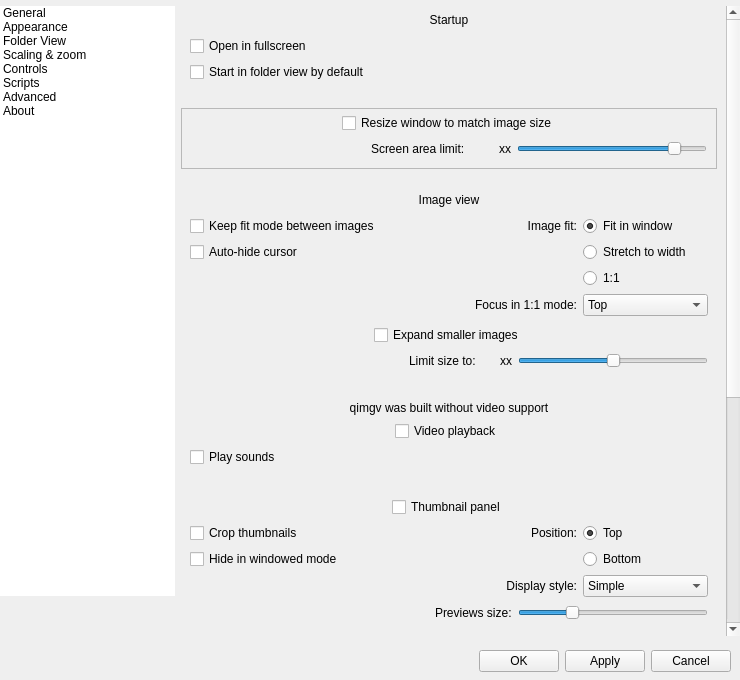
First picture: the form in qimgv/gui/dialogs/settingsdialog.ui, repository do-i/thumbgrid, before the edit.
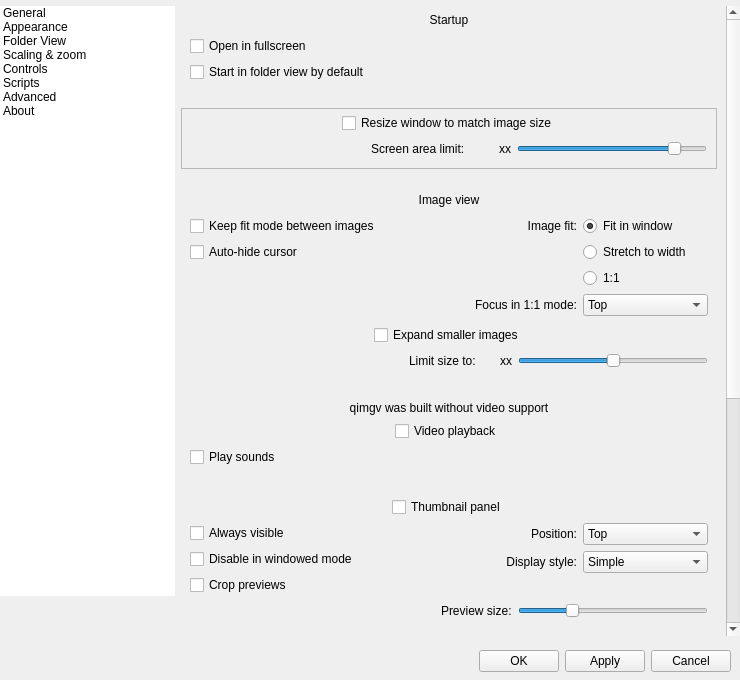
Second picture: the form after the edit. Custom widgets are drawn as their Qt base class.

Commit message: pinnable panel #400 #279 #66

Patch:
```diff
--- a/qimgv/gui/dialogs/settingsdialog.ui
+++ b/qimgv/gui/dialogs/settingsdialog.ui
@@ -287,9 +287,9 @@
               <property name="geometry">
                <rect>
                 <x>0</x>
-                <y>0</y>
+                <y>-317</y>
                 <width>540</width>
-                <height>1273</height>
+                <height>1271</height>
                </rect>
               </property>
               <layout class="QVBoxLayout" name="verticalLayout_5" stretch="0,0,0,0,0,0,0,0,0,0,0,0,0,0,0,0">
@@ -1270,21 +1270,9 @@
                           <number>0</number>
                          </property>
                          <item>
-                          <widget class="QCheckBox" name="squareThumbnailsCheckBox">
-                           <property name="sizePolicy">
-                            <sizepolicy hsizetype="Minimum" vsizetype="Minimum">
-                             <horstretch>0</horstretch>
-                             <verstretch>0</verstretch>
-                            </sizepolicy>
-                           </property>
-                           <property name="minimumSize">
-                            <size>
-                             <width>0</width>
-                             <height>0</height>
-                            </size>
-                           </property>
+                          <widget class="QCheckBox" name="pinPanelCheckBox">
                            <property name="text">
-                            <string>Crop thumbnails</string>
+                            <string>Always visible</string>
                            </property>
                           </widget>
                          </item>
@@ -1303,22 +1291,28 @@
                             </size>
                            </property>
                            <property name="text">
-                            <string>Hide in windowed mode</string>
+                            <string>Disable in windowed mode</string>
                            </property>
                           </widget>
                          </item>
                          <item>
-                          <spacer name="verticalSpacer_15">
-                           <property name="orientation">
-                            <enum>Qt::Vertical</enum>
+                          <widget class="QCheckBox" name="squareThumbnailsCheckBox">
+                           <property name="sizePolicy">
+                            <sizepolicy hsizetype="Minimum" vsizetype="Minimum">
+                             <horstretch>0</horstretch>
+                             <verstretch>0</verstretch>
+                            </sizepolicy>
                            </property>
-                           <property name="sizeHint" stdset="0">
+                           <property name="minimumSize">
                             <size>
-                             <width>20</width>
+                             <width>0</width>
                              <height>0</height>
                             </size>
                            </property>
-                          </spacer>
+                           <property name="text">
+                            <string>Crop previews</string>
+                           </property>
+                          </widget>
                          </item>
                         </layout>
                        </item>
@@ -1358,24 +1352,34 @@
                            </property>
                           </widget>
                          </item>
+                         <item row="2" column="1">
+                          <spacer name="verticalSpacer_15">
+                           <property name="orientation">
+                            <enum>Qt::Vertical</enum>
+                           </property>
+                           <property name="sizeHint" stdset="0">
+                            <size>
+                             <width>20</width>
+                             <height>0</height>
+                            </size>
+                           </property>
+                          </spacer>
+                         </item>
                          <item row="0" column="2">
-                          <widget class="QRadioButton" name="panelTop">
+                          <widget class="QComboBox" name="panelPositionComboBox">
+                           <item>
                            <property name="text">
                             <string>Top</string>
                            </property>
-                           <property name="checked">
-                            <bool>true</bool>
-                           </property>
-                          </widget>
-                         </item>
-                         <item row="1" column="2">
-                          <widget class="QRadioButton" name="panelBottom">
+                           </item>
+                           <item>
                            <property name="text">
                             <string>Bottom</string>
                            </property>
+                           </item>
                           </widget>
                          </item>
-                         <item row="2" column="1">
+                         <item row="1" column="1">
                           <widget class="QLabel" name="label_18">
                            <property name="text">
                             <string>Display style:</string>
@@ -1385,7 +1389,7 @@
                            </property>
                           </widget>
                          </item>
-                         <item row="2" column="2">
+                         <item row="1" column="2">
                           <widget class="QComboBox" name="thumbStyleComboBox">
                            <item>
                             <property name="text">
@@ -1433,7 +1437,7 @@
                        <item>
                         <widget class="QLabel" name="label_4">
                          <property name="text">
-                          <string>Previews size:</string>
+                          <string>Preview size:</string>
                          </property>
                         </widget>
                        </item>
@@ -2017,8 +2021,8 @@
                <rect>
                 <x>0</x>
                 <y>0</y>
-                <width>552</width>
-                <height>618</height>
+                <width>448</width>
+                <height>432</height>
                </rect>
               </property>
               <layout class="QVBoxLayout" name="verticalLayout_25">
```
Lines whose indentation alone changed are shown as unchanged. The commit also changes 22 other files.
